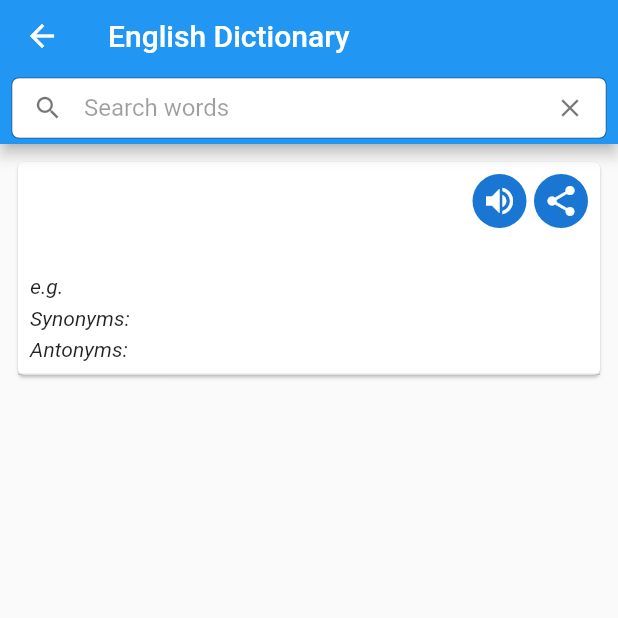
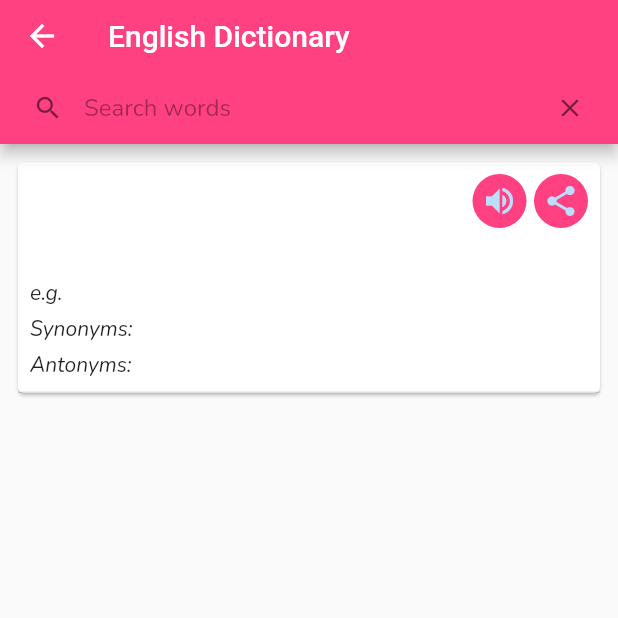
Before and after one commit to stha-ums/nepali-english-dictionary, a Flutter app: the EnglishWordDetails screen opened directly with empty values, on a phone screen of 412 x 824 dp, the top half of it. Run offline on Flutter 3.47's test engine with Material 2 defaults, Android fonts, the phone set to English and light mode, and no system bars; our stand-ins replace flutter_tts, google_fonts, scrollable_positioned_list, share, sqflite; missing offline and left inert: nepali_utils; accounts and stored records are empty; network calls fail.

Commit message:
theme changes

```diff
--- a/lib/provider/dictionaryProvider.dart
+++ b/lib/provider/dictionaryProvider.dart
@@ -66,6 +66,7 @@ class DictionaryProvider extends ChangeNotifier {
   }
 
   _initiateNepali(io.Directory applicationDirectory) async {
+
     String dbPathNepali =
         path.join(applicationDirectory.path, "nepaliDictionary.db");
     bool dbExistsNepali = await io.File(dbPathNepali).exists();
--- a/lib/wordDetailsEnglish.dart
+++ b/lib/wordDetailsEnglish.dart
@@ -1,6 +1,8 @@
 import 'package:dictionary/provider/dictionaryProvider.dart';
 import 'package:flutter/material.dart';
+import 'package:flutter_tts/flutter_tts.dart';
 import 'package:provider/provider.dart';
+import 'package:share/share.dart';
 
 import 'models/english_words_dictionary.dart';
 
@@ -45,43 +47,54 @@ class _DictionaryAppState extends State<EnglishWordDetails> {
                       const EdgeInsets.symmetric(horizontal: 8.0, vertical: 4),
                   decoration: BoxDecoration(
                     borderRadius: BorderRadius.circular(5),
-                    color: Colors.white,
                   ),
                   child: Consumer<DictionaryProvider>(
                       builder: (context, data, child) {
                     return GestureDetector(
-                      onTap: (){
+                        onTap: () {
                           Navigator.pop(context);
                         },
                         child: TextField(
                           enabled: false,
                           decoration: InputDecoration(
-                          contentPadding:
-                              EdgeInsets.symmetric(horizontal: 0, vertical: 0),
-                          hintText: data.selectedDictionary == Dictionary.Nepali
+                            contentPadding: EdgeInsets.symmetric(
+                                horizontal: 0, vertical: 0),
+                            hintText:
+                                data.selectedDictionary == Dictionary.Nepali
                                     ? "शब्द खोज्नुहोस"
                                     : "Search words",
                             border: OutlineInputBorder(
-                              borderSide: BorderSide(style: BorderStyle.none)),
+                                borderSide:
+                                    BorderSide(style: BorderStyle.none)),
+                            disabledBorder: OutlineInputBorder(
+                                borderSide:
+                                    BorderSide(style: BorderStyle.none)),
                             enabledBorder: OutlineInputBorder(
-                              borderSide: BorderSide(style: BorderStyle.none)),
+                                borderSide:
+                                    BorderSide(style: BorderStyle.none)),
                             focusedBorder: OutlineInputBorder(
-                              borderSide: BorderSide(style: BorderStyle.none)),
+                                borderSide:
+                                    BorderSide(style: BorderStyle.none)),
                             prefixIcon: Icon(
                               Icons.search,
-                            color: Colors.black54,
+                              color: Theme.of(context).brightness ==
+                                      Brightness.light
+                                  ? Colors.black54
+                                  : Colors.white70,
                               size: 20,
                             ),
                             suffixIcon: InkWell(
                               child: Icon(
                                 Icons.clear,
-                              color: Colors.black54,
+                                color: Theme.of(context).brightness ==
+                                        Brightness.light
+                                    ? Colors.black54
+                                    : Colors.white70,
                                 size: 20,
                               ),
                             ),
                           ),
-                      ),
-                    );
+                        ));
                   }),
                 ),
               ),
@@ -96,8 +109,9 @@ class _DictionaryAppState extends State<EnglishWordDetails> {
 
 class DetailWordCard extends StatelessWidget {
   final EnglishWord englishWord;
+  final FlutterTts flutterTts = FlutterTts();
 
-  const DetailWordCard({
+  DetailWordCard({
     Key key,
     @required this.englishWord,
   }) : super(key: key);
@@ -123,20 +137,34 @@ class DetailWordCard extends StatelessWidget {
                         style: TextStyle(
                             fontSize: 20,
                             fontWeight: FontWeight.bold,
-                            color: Theme.of(context).primaryColor),
+                            color: Theme.of(context).accentColor),
                       ),
                       Row(
                         children: [
                           CircleAvatar(
-                            child: Icon(Icons.volume_up),
+                              backgroundColor: Theme.of(context).accentColor,
+                            child: InkWell(
+                                onTap: () async {
+                                  await flutterTts.setLanguage("en");
+                                  await flutterTts.speak(englishWord.enWord);
+                                },
+                                child: Icon(Icons.volume_up)),
                             radius: 18,
                           ),
                           SizedBox(
                             width: 5,
                           ),
-                          CircleAvatar(
+                          InkWell(
+                            onTap: () {
+                              Share.share(englishWord.enWord +
+                                  " : \n" +
+                                  englishWord.enDefinition);
+                            },
+                            child: CircleAvatar(
+                              backgroundColor: Theme.of(context).accentColor,
                               child: Icon(Icons.share),
                               radius: 18,
+                            ),
                           ),
                         ],
                       ),
--- a/pubspec.yaml
+++ b/pubspec.yaml
@@ -34,6 +34,9 @@ dependencies:
   sqflite: ^1.3.0
   scrollable_positioned_list: ^0.1.8
   translator: ^0.1.5
+  flutter_tts: ^2.0.0  #text to speech
+  share: ^0.6.5+4
+  google_fonts: ^1.1.1
 
 
 
```
Also changed, not shown: lib/dictionary_screen.dart (+14 -9 lines), lib/main.dart (+12 -1 lines), lib/wordDetail.dart (+74 -27 lines), pubspec.lock. Lines whose indentation alone changed are shown as unchanged.
